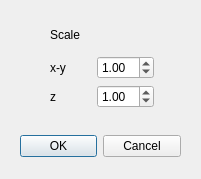
The window that neurolabi/gui/dialogs/resolutiondialog.ui (janelia-flyem/NeuTu) describes before a commit, drawn with Qt 5.
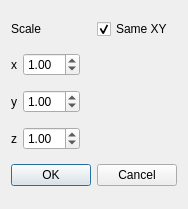
The same window after the commit.

```diff
--- a/neurolabi/gui/dialogs/resolutiondialog.ui
+++ b/neurolabi/gui/dialogs/resolutiondialog.ui
@@ -6,40 +6,17 @@
    <rect>
     <x>0</x>
     <y>0</y>
-    <width>201</width>
-    <height>179</height>
+    <width>176</width>
+    <height>209</height>
    </rect>
   </property>
   <property name="windowTitle">
    <string>Scaling Factors</string>
   </property>
-  <widget class="QDialogButtonBox" name="buttonBox">
-   <property name="geometry">
-    <rect>
-     <x>20</x>
-     <y>130</y>
-     <width>161</width>
-     <height>32</height>
-    </rect>
-   </property>
-   <property name="orientation">
-    <enum>Qt::Horizontal</enum>
-   </property>
-   <property name="standardButtons">
-    <set>QDialogButtonBox::Cancel|QDialogButtonBox::Ok</set>
-   </property>
-  </widget>
-  <widget class="QWidget" name="">
-   <property name="geometry">
-    <rect>
-     <x>50</x>
-     <y>20</y>
-     <width>104</width>
-     <height>88</height>
-    </rect>
-   </property>
    <layout class="QVBoxLayout" name="verticalLayout">
     <item>
+    <layout class="QHBoxLayout" name="horizontalLayout_4">
+     <item>
      <widget class="QLabel" name="label">
       <property name="text">
        <string>Scale</string>
@@ -47,11 +24,23 @@
      </widget>
     </item>
     <item>
+      <widget class="QCheckBox" name="xyCheckBox">
+       <property name="text">
+        <string>Same XY</string>
+       </property>
+       <property name="checked">
+        <bool>true</bool>
+       </property>
+      </widget>
+     </item>
+    </layout>
+   </item>
+   <item>
      <layout class="QHBoxLayout" name="horizontalLayout">
       <item>
        <widget class="QLabel" name="label_2">
         <property name="text">
-         <string>x-y</string>
+        <string>x</string>
         </property>
        </widget>
       </item>
@@ -61,6 +50,50 @@
          <double>1.000000000000000</double>
         </property>
        </widget>
+     </item>
+     <item>
+      <spacer name="horizontalSpacer">
+       <property name="orientation">
+        <enum>Qt::Horizontal</enum>
+       </property>
+       <property name="sizeHint" stdset="0">
+        <size>
+         <width>40</width>
+         <height>20</height>
+        </size>
+       </property>
+      </spacer>
+     </item>
+    </layout>
+   </item>
+   <item>
+    <layout class="QHBoxLayout" name="horizontalLayout_3">
+     <item>
+      <widget class="QLabel" name="label_4">
+       <property name="text">
+        <string>y</string>
+       </property>
+      </widget>
+     </item>
+     <item>
+      <widget class="QDoubleSpinBox" name="yDoubleSpinBox">
+       <property name="value">
+        <double>1.000000000000000</double>
+       </property>
+      </widget>
+     </item>
+     <item>
+      <spacer name="horizontalSpacer_2">
+       <property name="orientation">
+        <enum>Qt::Horizontal</enum>
+       </property>
+       <property name="sizeHint" stdset="0">
+        <size>
+         <width>40</width>
+         <height>20</height>
+        </size>
+       </property>
+      </spacer>
       </item>
      </layout>
     </item>
@@ -80,10 +113,32 @@
         </property>
        </widget>
       </item>
-     </layout>
-    </item>
-   </layout>
-  </widget>
+     <item>
+      <spacer name="horizontalSpacer_3">
+       <property name="orientation">
+        <enum>Qt::Horizontal</enum>
+       </property>
+       <property name="sizeHint" stdset="0">
+        <size>
+         <width>40</width>
+         <height>20</height>
+        </size>
+       </property>
+      </spacer>
+     </item>
+    </layout>
+   </item>
+   <item>
+    <widget class="QDialogButtonBox" name="buttonBox">
+     <property name="orientation">
+      <enum>Qt::Horizontal</enum>
+     </property>
+     <property name="standardButtons">
+      <set>QDialogButtonBox::Cancel|QDialogButtonBox::Ok</set>
+     </property>
+    </widget>
+   </item>
+  </layout>
  </widget>
  <resources/>
  <connections>
```
Left out of the diff: 2 changed lines with no effect on the pictures. Lines whose indentation alone changed are shown as unchanged.
